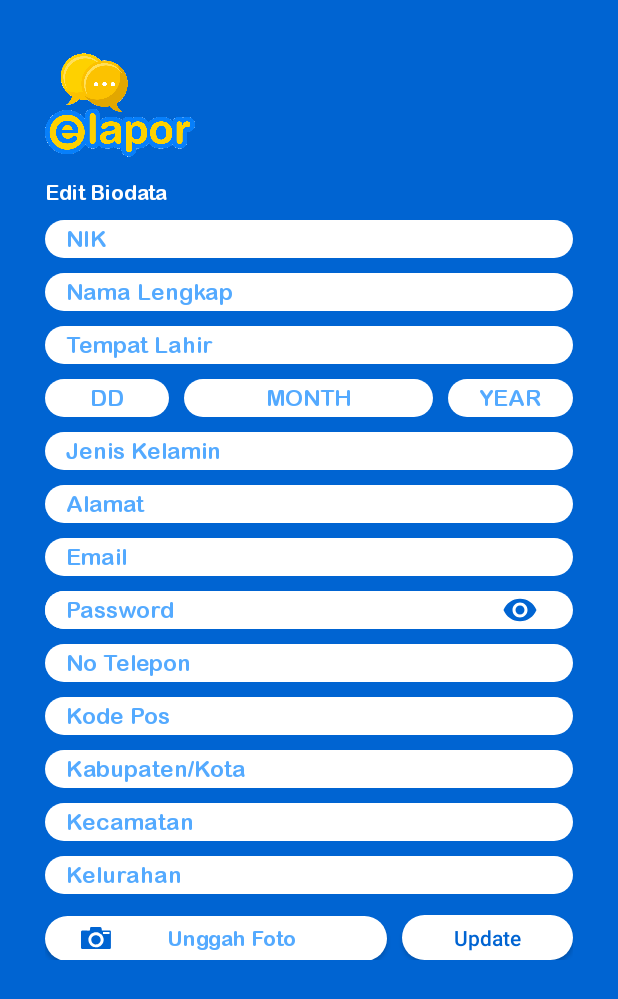
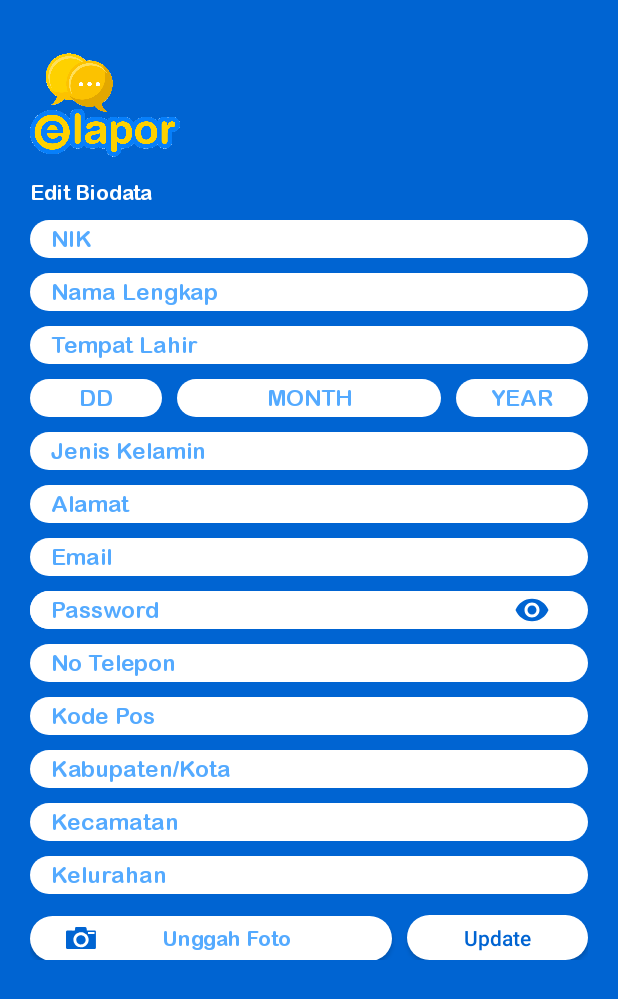
Before and after one commit to devrouw/E-Lapor_app, an Android app: the layout activity_edit_biodata.xml on its own in the app's theme, with its tools: preview values and no code run, on a phone screen of 412 x 824 dp. Shown: the top 999 px of the screen. Run offline under Robolectric (Android 15) with nearby library versions, the phone set to English and light mode, and no system bars.

Commit message:
add padding bottom

```diff
--- a/app/src/main/res/layout/activity_edit_biodata.xml
+++ b/app/src/main/res/layout/activity_edit_biodata.xml
@@ -15,10 +15,10 @@
         app:layout_constraintBottom_toBottomOf="parent">
     <androidx.constraintlayout.widget.ConstraintLayout
         android:layout_width="match_parent"
-        android:layout_height="match_parent"
+        android:layout_height="wrap_content"
         android:paddingTop="20dp"
-        android:layout_marginBottom="100dp"
-        android:paddingHorizontal="30dp">
+        android:paddingBottom="100dp"
+        android:paddingHorizontal="20dp">
 
         <ImageView
             android:id="@+id/iv_logo"
```
